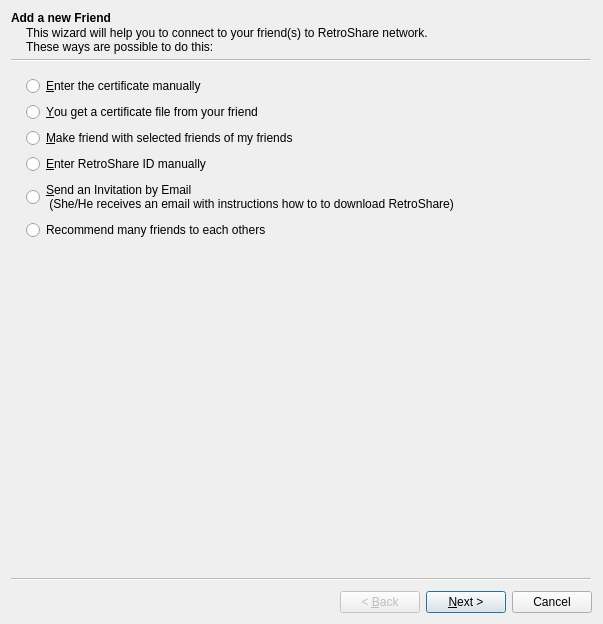
Qt form retroshare-gui/src/gui/connect/ConnectFriendWizard.ui (RetroShare/RetroShare) before a commit.
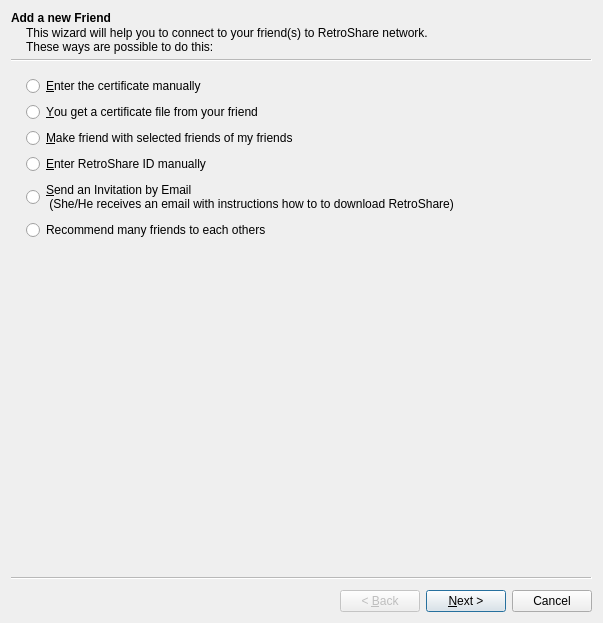
The same form after that commit. Icons and pictures are not drawn. Custom widgets are drawn as their Qt base class.

Commit message: changed the connect wizard so that we can add someone key to keyring without making friend. Made connection progress dialog only show up when really making friend

```diff
--- a/retroshare-gui/src/gui/connect/ConnectFriendWizard.ui
+++ b/retroshare-gui/src/gui/connect/ConnectFriendWizard.ui
@@ -7,7 +7,7 @@
     <x>0</x>
     <y>0</y>
     <width>603</width>
-    <height>624</height>
+    <height>623</height>
    </rect>
   </property>
   <property name="windowTitle">
```
Left out of the diff: 127 changed lines with no effect on the pictures. Lines whose indentation alone changed are shown as unchanged. The commit also changes 1 other file.
